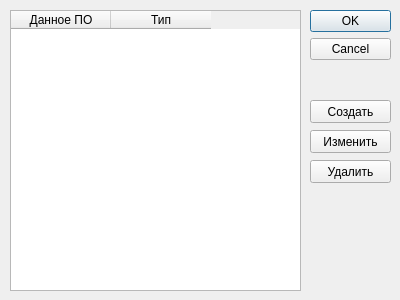
This is qvariabledialog.ui in graf-abolmasov/PGraph as Qt 5 draws it before an edit. The edited form follows.
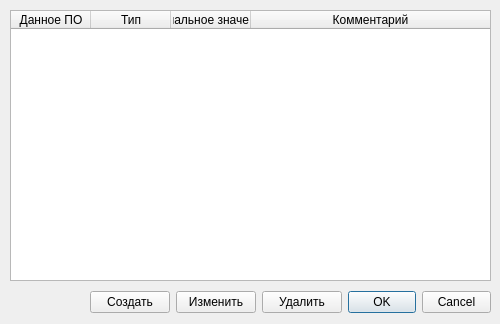
This is the edited form. Icons and pictures are not drawn.

Diff of the .ui file:
```diff
--- a/qvariabledialog.ui
+++ b/qvariabledialog.ui
@@ -6,8 +6,8 @@
    <rect>
     <x>0</x>
     <y>0</y>
-    <width>400</width>
-    <height>300</height>
+    <width>500</width>
+    <height>324</height>
    </rect>
   </property>
   <property name="windowTitle">
@@ -17,68 +17,13 @@
    <iconset resource="resources.qrc">
     <normaloff>:/images/G.png</normaloff>:/images/G.png</iconset>
   </property>
-  <widget class="QDialogButtonBox" name="buttonBox">
-   <property name="geometry">
-    <rect>
-     <x>310</x>
-     <y>10</y>
-     <width>81</width>
-     <height>61</height>
-    </rect>
-   </property>
-   <property name="orientation">
-    <enum>Qt::Vertical</enum>
-   </property>
-   <property name="standardButtons">
-    <set>QDialogButtonBox::Cancel|QDialogButtonBox::Ok</set>
-   </property>
-  </widget>
-  <widget class="QPushButton" name="newButton">
-   <property name="geometry">
-    <rect>
-     <x>310</x>
-     <y>100</y>
-     <width>81</width>
-     <height>23</height>
-    </rect>
-   </property>
-   <property name="text">
-    <string>Создать</string>
-   </property>
-  </widget>
-  <widget class="QPushButton" name="editButton">
-   <property name="geometry">
-    <rect>
-     <x>310</x>
-     <y>130</y>
-     <width>81</width>
-     <height>23</height>
-    </rect>
-   </property>
-   <property name="text">
-    <string>Изменить</string>
-   </property>
-  </widget>
-  <widget class="QPushButton" name="deleteButton">
-   <property name="geometry">
-    <rect>
-     <x>310</x>
-     <y>160</y>
-     <width>81</width>
-     <height>23</height>
-    </rect>
-   </property>
-   <property name="text">
-    <string>Удалить</string>
-   </property>
-  </widget>
   <widget class="QTableWidget" name="variablesTable">
    <property name="geometry">
     <rect>
      <x>10</x>
      <y>10</y>
-     <width>291</width>
-     <height>281</height>
+     <width>481</width>
+     <height>271</height>
     </rect>
    </property>
    <property name="editTriggers">
@@ -96,18 +41,42 @@
    <property name="selectionBehavior">
     <enum>QAbstractItemView::SelectRows</enum>
    </property>
+   <attribute name="horizontalHeaderDefaultSectionSize">
+    <number>80</number>
+   </attribute>
    <attribute name="horizontalHeaderHighlightSections">
     <bool>false</bool>
    </attribute>
+   <attribute name="horizontalHeaderMinimumSectionSize">
+    <number>20</number>
+   </attribute>
+   <attribute name="horizontalHeaderStretchLastSection">
+    <bool>true</bool>
+   </attribute>
+   <attribute name="verticalHeaderDefaultSectionSize">
+    <number>22</number>
+   </attribute>
    <attribute name="verticalHeaderHighlightSections">
     <bool>true</bool>
    </attribute>
+   <attribute name="verticalHeaderDefaultSectionSize">
+    <number>22</number>
+   </attribute>
+   <attribute name="horizontalHeaderStretchLastSection">
+    <bool>true</bool>
+   </attribute>
+   <attribute name="horizontalHeaderMinimumSectionSize">
+    <number>20</number>
+   </attribute>
    <attribute name="horizontalHeaderHighlightSections">
     <bool>false</bool>
    </attribute>
    <attribute name="verticalHeaderHighlightSections">
     <bool>true</bool>
    </attribute>
+   <attribute name="horizontalHeaderDefaultSectionSize">
+    <number>80</number>
+   </attribute>
    <column>
     <property name="text">
      <string>Данное ПО</string>
@@ -118,6 +87,59 @@
      <string>Тип</string>
     </property>
    </column>
+   <column>
+    <property name="text">
+     <string>Начальное значение</string>
+    </property>
+   </column>
+   <column>
+    <property name="text">
+     <string>Комментарий</string>
+    </property>
+   </column>
+  </widget>
+  <widget class="QWidget" name="">
+   <property name="geometry">
+    <rect>
+     <x>90</x>
+     <y>290</y>
+     <width>401</width>
+     <height>25</height>
+    </rect>
+   </property>
+   <layout class="QHBoxLayout" name="horizontalLayout">
+    <item>
+     <widget class="QPushButton" name="newButton">
+      <property name="text">
+       <string>Создать</string>
+      </property>
+     </widget>
+    </item>
+    <item>
+     <widget class="QPushButton" name="editButton">
+      <property name="text">
+       <string>Изменить</string>
+      </property>
+     </widget>
+    </item>
+    <item>
+     <widget class="QPushButton" name="deleteButton">
+      <property name="text">
+       <string>Удалить</string>
+      </property>
+     </widget>
+    </item>
+    <item>
+     <widget class="QDialogButtonBox" name="buttonBox">
+      <property name="orientation">
+       <enum>Qt::Horizontal</enum>
+      </property>
+      <property name="standardButtons">
+       <set>QDialogButtonBox::Cancel|QDialogButtonBox::Ok</set>
+      </property>
+     </widget>
+    </item>
+   </layout>
   </widget>
  </widget>
  <resources>
```
Left out of the diff: 10 changed lines with no effect on the pictures.
